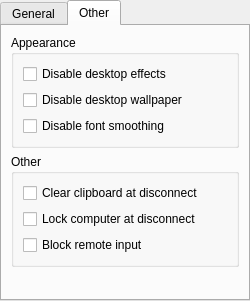
The window that source/console/computer_group_dialog_desktop.ui (dchapyshev/aspia) describes before a commit, drawn with Qt 5.
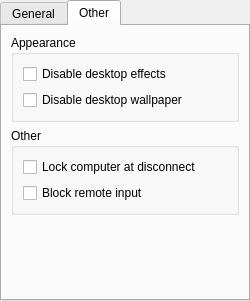
The same window after the commit. The open tabs and pages were chosen to show the change.

Commit message: Move clipboard to user session side.

Patch:
```diff
--- a/source/console/computer_group_dialog_desktop.ui
+++ b/source/console/computer_group_dialog_desktop.ui
@@ -150,13 +150,6 @@
             </property>
            </widget>
           </item>
-          <item>
-           <widget class="QCheckBox" name="checkbox_font_smoothing">
-            <property name="text">
-             <string>Disable font smoothing</string>
-            </property>
-           </widget>
-          </item>
          </layout>
         </widget>
        </item>
@@ -172,13 +165,6 @@
           <string>Other</string>
          </property>
          <layout class="QVBoxLayout" name="verticalLayout">
-          <item>
-           <widget class="QCheckBox" name="checkbox_clear_clipboard">
-            <property name="text">
-             <string>Clear clipboard at disconnect</string>
-            </property>
-           </widget>
-          </item>
           <item>
            <widget class="QCheckBox" name="checkbox_lock_at_disconnect">
             <property name="text">
```
The commit also changes 28 other files.
